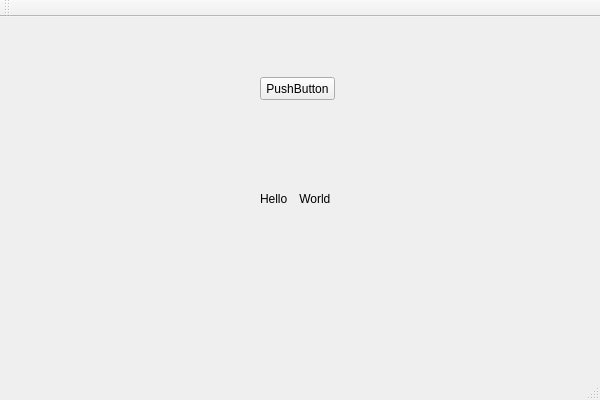
PhilOkami/MyQtGUI, file MyQtGUI/MyQtGUI.ui: the form before one commit.
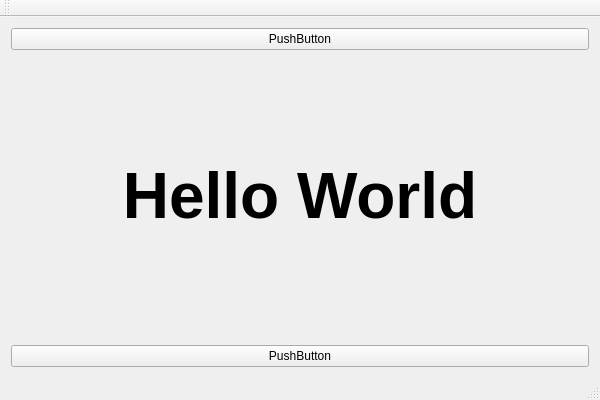
The form after the commit.

The edit to the form file:
```diff
--- a/MyQtGUI/MyQtGUI.ui
+++ b/MyQtGUI/MyQtGUI.ui
@@ -14,32 +14,38 @@
    <string>MyQtGUI</string>
   </property>
   <widget class="QWidget" name="centralWidget">
-   <widget class="QLabel" name="label">
-    <property name="geometry">
-     <rect>
-      <x>260</x>
-      <y>140</y>
-      <width>91</width>
-      <height>81</height>
-     </rect>
-    </property>
-    <property name="text">
-     <string>Hello　World</string>
-    </property>
-   </widget>
+   <layout class="QGridLayout" name="gridLayout">
+    <item row="0" column="0">
    <widget class="QPushButton" name="pushButton">
-    <property name="geometry">
-     <rect>
-      <x>260</x>
-      <y>60</y>
-      <width>75</width>
-      <height>23</height>
-     </rect>
-    </property>
+      <property name="text">
+       <string>PushButton</string>
+      </property>
+     </widget>
+    </item>
+    <item row="1" column="0">
+     <widget class="QLabel" name="label">
+      <property name="maximumSize">
+       <size>
+        <width>582</width>
+        <height>16777215</height>
+       </size>
+      </property>
+      <property name="layoutDirection">
+       <enum>Qt::LeftToRight</enum>
+      </property>
     <property name="text">
+       <string>&lt;html&gt;&lt;head/&gt;&lt;body&gt;&lt;p align=&quot;center&quot;&gt;&lt;span style=&quot; font-size:48pt; font-weight:600;&quot;&gt;Hello　World&lt;/span&gt;&lt;/p&gt;&lt;/body&gt;&lt;/html&gt;</string>
+      </property>
+     </widget>
+    </item>
+    <item row="2" column="0">
+     <widget class="QPushButton" name="pushButton_2">
+      <property name="text">
      <string>PushButton</string>
     </property>
    </widget>
+    </item>
+   </layout>
   </widget>
   <widget class="QMenuBar" name="menuBar">
    <property name="geometry">
```
Lines whose indentation alone changed are shown as unchanged.
